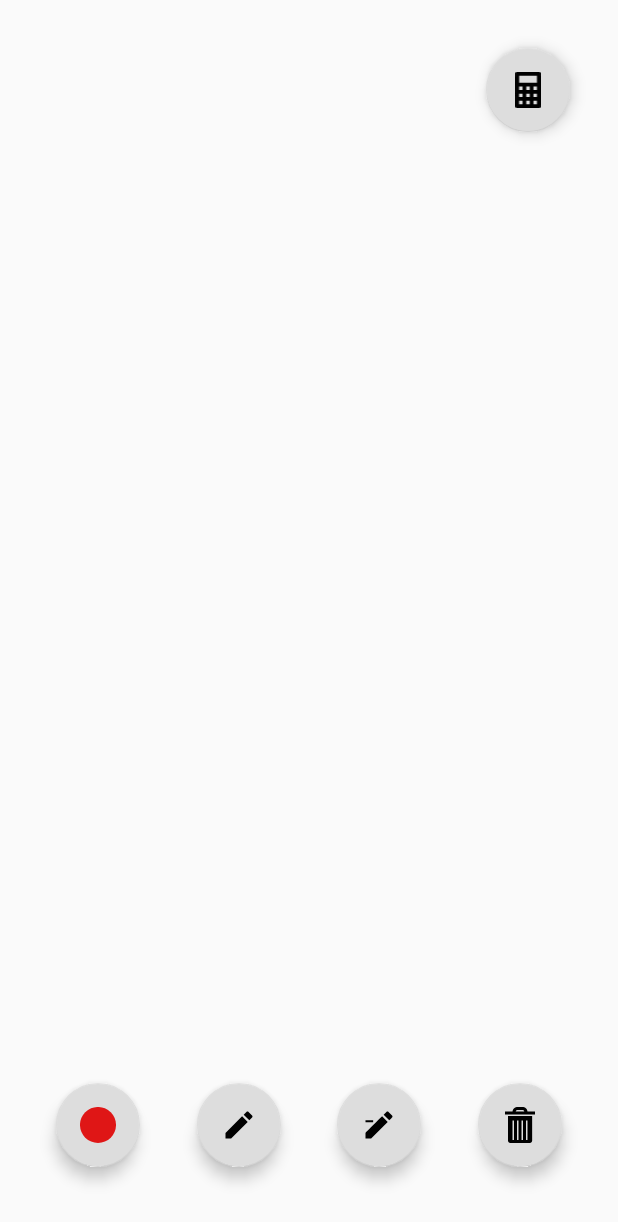
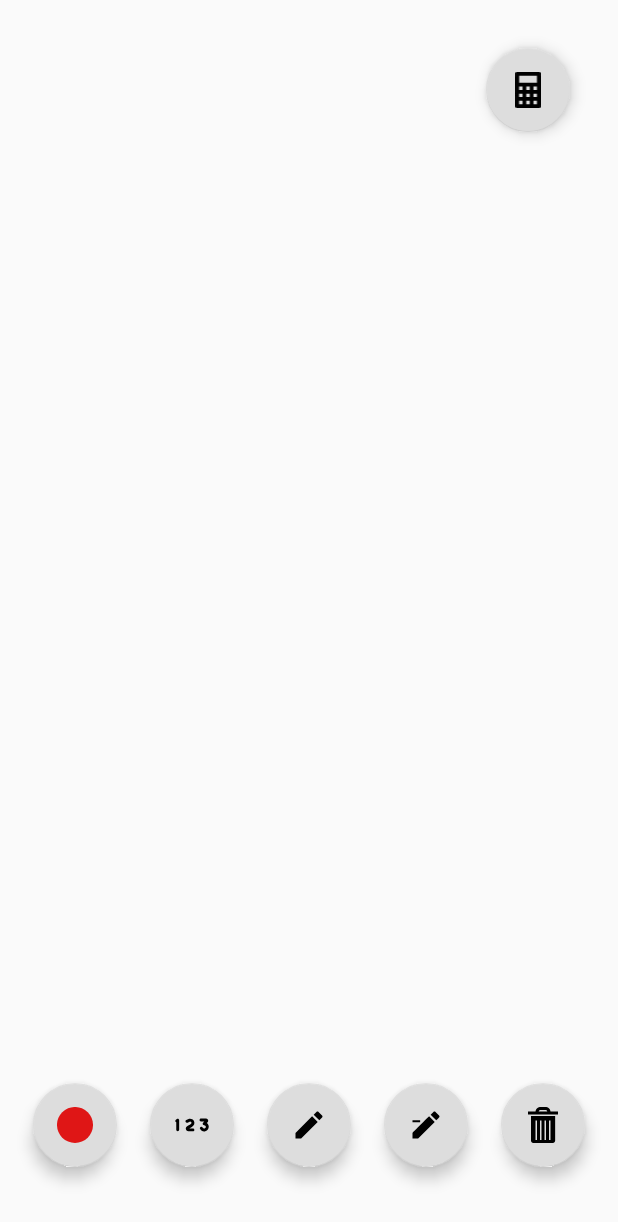
Before and after one commit to mikelarshin/GeoSolve, an Android app: the screen it shows after launch (MainActivity), on a phone screen of 412 x 824 dp. Shown: the top 1222 px of the screen. Run offline under Robolectric (Android 15) with nearby library versions, the phone set to English and light mode, and no system bars.

Commit message:
add set value

```diff
--- a/app/src/main/java/com/example/geosolve/const_enum/Mode.kt
+++ b/app/src/main/java/com/example/geosolve/const_enum/Mode.kt
@@ -3,5 +3,6 @@ package com.example.geosolve.const_enum
 enum class Mode() {
     ADD_MOVE_FIN,
     DEL_MOVE,
-    MARK_FIND
+    MARK_FIND,
+    SET_VAlUE
 }
--- a/app/src/main/java/com/example/geosolve/model/Solve.kt
+++ b/app/src/main/java/com/example/geosolve/model/Solve.kt
@@ -26,8 +26,8 @@ class Solve(val figure: Figure) : Thread() {
     private fun solve(step: Int = 0): MutableList<StepSlove> {
         if ((type == null) or (step > 30))
             return mutableListOf(StepSlove(
+                "",
                 "Мы не знаем как решить эту задачу",
-                "",
                 null))
         type!!.solve(figure)
         if (!when (figure.find) {
--- a/app/src/main/java/com/example/geosolve/model/figure/Line.kt
+++ b/app/src/main/java/com/example/geosolve/model/figure/Line.kt
@@ -27,7 +27,7 @@ class Line(val startNode: Node, val finNode: Node) {
                 (per - distanceFin) *
                 (per - lineLength)) / lineLength
 
-        return distance < 25
+        return distance < 30
     }
 
 }
--- a/app/src/main/java/com/example/geosolve/model/figure/Node.kt
+++ b/app/src/main/java/com/example/geosolve/model/figure/Node.kt
@@ -5,7 +5,7 @@ import android.graphics.Region
 class Node(var x: Float, var y: Float) {
     var isMove = false
     val neighborLines: MutableList<Line> = ArrayList()
-    val neighborAngles: MutableList<Line> = ArrayList()
+    val neighborAngles: MutableList<Angle> = ArrayList()
 
     fun moveNode(x: Float, y: Float) {
         this.x = x
--- a/app/src/main/java/com/example/geosolve/model/types/Reactangle.kt
+++ b/app/src/main/java/com/example/geosolve/model/types/Reactangle.kt
@@ -22,7 +22,7 @@ object Reactangle : TypeFigure {
         val line3 = figure.mLines[2].length == null
         val line4 = figure.mLines[3].length == null
         val templateVerbal = "Присваиваем длине стороны %s длину стороны %s"
-        val templateExpression = "s% = s% = s%"
+        val templateExpression = "%s = %s = %s"
 
         if (line1 && !line3) {
             figure.mLines[0].length = figure.mLines[2].length
--- a/app/src/main/res/layout/canvas_fragment.xml
+++ b/app/src/main/res/layout/canvas_fragment.xml
@@ -22,51 +22,63 @@
         app:srcCompat="@drawable/ic_calculator" />
 
     <com.google.android.material.floatingactionbutton.FloatingActionButton
-        android:id="@+id/delete_mode_button"
-        android:layout_width="wrap_content"
-        android:layout_height="wrap_content"
-        app:layout_constraintBottom_toBottomOf="parent"
-        app:layout_constraintEnd_toStartOf="@+id/clear_button"
-        app:layout_constraintHorizontal_bias="0.5"
-        app:layout_constraintStart_toEndOf="@+id/edit_mode_button"
-        app:layout_constraintTop_toTopOf="parent"
-        app:layout_constraintVertical_bias="0.94"
-        app:srcCompat="@drawable/ic_delete_mode" />
-
-    <com.google.android.material.floatingactionbutton.FloatingActionButton
         android:id="@+id/mark_mode_button"
         android:layout_width="wrap_content"
         android:layout_height="wrap_content"
-        app:layout_constraintBottom_toBottomOf="parent"
-        app:layout_constraintEnd_toStartOf="@+id/edit_mode_button"
+        app:layout_constraintBottom_toTopOf="@+id/canvas"
+        app:layout_constraintEnd_toStartOf="@+id/set_value_mode_button"
         app:layout_constraintHorizontal_bias="0.5"
         app:layout_constraintStart_toStartOf="parent"
-        app:layout_constraintTop_toTopOf="parent"
-        app:layout_constraintVertical_bias="0.94"
+        app:layout_constraintTop_toBottomOf="@+id/canvas"
+        app:layout_constraintVertical_bias="0.116"
         app:srcCompat="@drawable/ic_mark" />
 
     <com.google.android.material.floatingactionbutton.FloatingActionButton
         android:id="@+id/edit_mode_button"
         android:layout_width="wrap_content"
         android:layout_height="wrap_content"
-        app:layout_constraintBottom_toBottomOf="parent"
+        app:layout_constraintBottom_toTopOf="@+id/canvas"
         app:layout_constraintEnd_toStartOf="@+id/delete_mode_button"
         app:layout_constraintHorizontal_bias="0.5"
+        app:layout_constraintStart_toEndOf="@+id/set_value_mode_button"
+        app:layout_constraintTop_toBottomOf="@+id/canvas"
+        app:layout_constraintVertical_bias="0.116"
+        app:srcCompat="@drawable/ic_edit_mode" />
+
+    <com.google.android.material.floatingactionbutton.FloatingActionButton
+        android:id="@+id/delete_mode_button"
+        android:layout_width="wrap_content"
+        android:layout_height="wrap_content"
+        app:layout_constraintBottom_toTopOf="@+id/canvas"
+        app:layout_constraintEnd_toStartOf="@+id/clear_button"
+        app:layout_constraintHorizontal_bias="0.5"
+        app:layout_constraintStart_toEndOf="@+id/edit_mode_button"
+        app:layout_constraintTop_toBottomOf="@+id/canvas"
+        app:layout_constraintVertical_bias="0.116"
+        app:srcCompat="@drawable/ic_delete_mode" />
+
+    <com.google.android.material.floatingactionbutton.FloatingActionButton
+        android:id="@+id/set_value_mode_button"
+        android:layout_width="wrap_content"
+        android:layout_height="wrap_content"
+        app:layout_constraintBottom_toTopOf="@+id/canvas"
+        app:layout_constraintEnd_toStartOf="@+id/edit_mode_button"
+        app:layout_constraintHorizontal_bias="0.5"
         app:layout_constraintStart_toEndOf="@+id/mark_mode_button"
-        app:layout_constraintTop_toTopOf="parent"
-        app:layout_constraintVertical_bias="0.94"
-        app:srcCompat="@drawable/ic_edit_mode" />
+        app:layout_constraintTop_toBottomOf="@+id/canvas"
+        app:layout_constraintVertical_bias="0.116"
+        app:srcCompat="@drawable/ic_set_value" />
 
     <com.google.android.material.floatingactionbutton.FloatingActionButton
         android:id="@+id/clear_button"
         android:layout_width="wrap_content"
         android:layout_height="wrap_content"
-        app:layout_constraintBottom_toBottomOf="parent"
+        app:layout_constraintBottom_toTopOf="@+id/canvas"
         app:layout_constraintEnd_toEndOf="parent"
         app:layout_constraintHorizontal_bias="0.5"
         app:layout_constraintStart_toEndOf="@+id/delete_mode_button"
-        app:layout_constraintTop_toTopOf="parent"
-        app:layout_constraintVertical_bias="0.94"
+        app:layout_constraintTop_toBottomOf="@+id/canvas"
+        app:layout_constraintVertical_bias="0.116"
         app:srcCompat="@drawable/ic_clear" />
 
 
--- a/build.gradle
+++ b/build.gradle
@@ -8,7 +8,7 @@ buildscript {
 
     }
     dependencies {
-        classpath 'com.android.tools.build:gradle:3.6.2'
+        classpath 'com.android.tools.build:gradle:3.6.3'
         classpath "org.jetbrains.kotlin:kotlin-gradle-plugin:$kotlin_version"
 
         // NOTE: Do not place your application dependencies here; they belong
```
Also changed, not shown: app/src/main/java/com/example/geosolve/Presenter.kt (+32 -10 lines), app/src/main/java/com/example/geosolve/model/DrawControl.kt (+14 -20 lines), app/src/main/java/com/example/geosolve/model/StepSlove.kt (+4 -3 lines), app/src/main/java/com/example/geosolve/model/figure/Figure.kt (+23 -2 lines), app/src/main/java/com/example/geosolve/view/CanvasFragment.kt (+32 -2 lines), app/src/main/res/layout/dialog.xml (added, +17 -0 lines).
